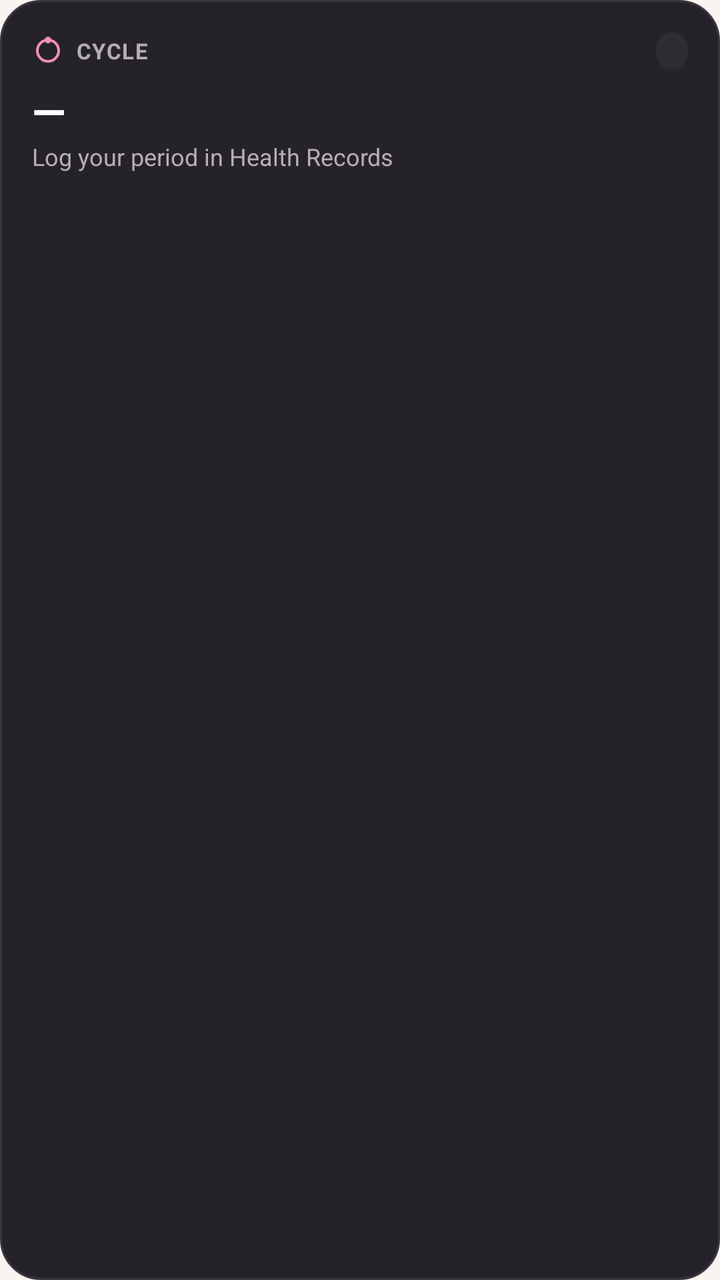
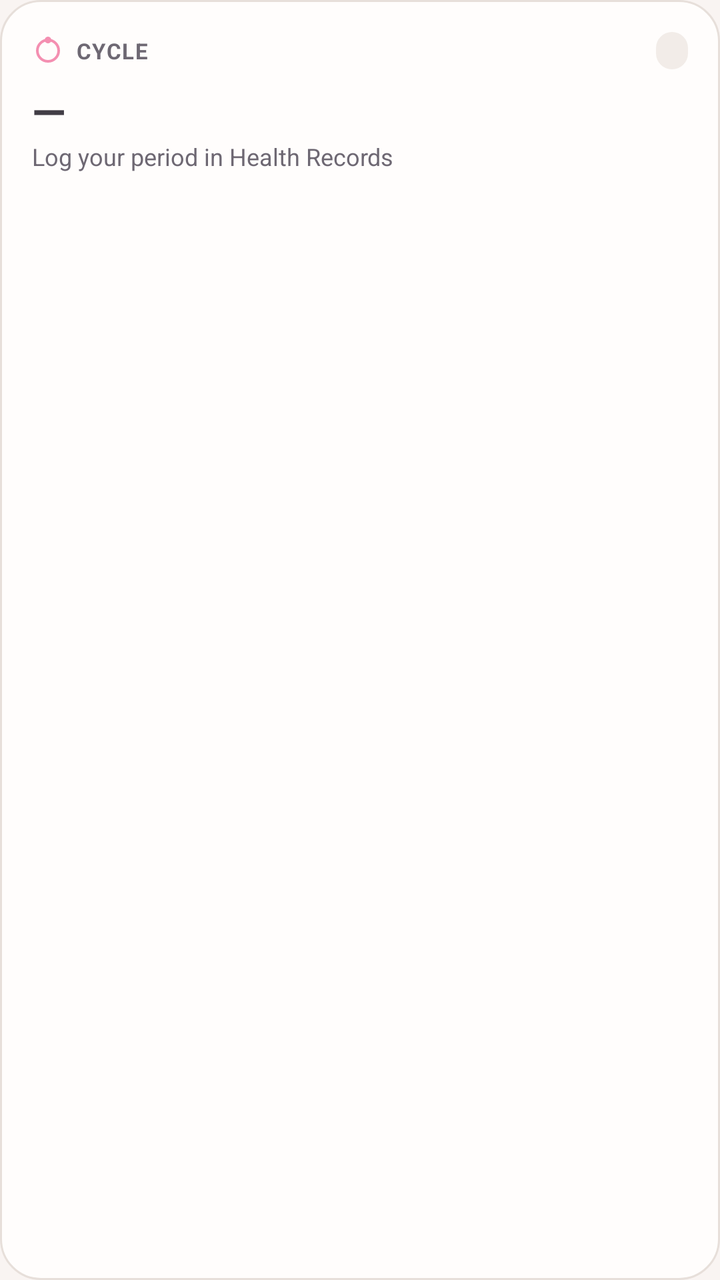

An Android layout rendered at two revisions. The XML below is the earlier revision; the diff shows what the commit changed to produce the second picture.
<!-- AndroidManifest.xml: application theme Theme.Hangry -->
<!-- res/layout/widget_cycle.xml -->
<?xml version="1.0" encoding="utf-8"?>
<LinearLayout xmlns:android="http://schemas.android.com/apk/res/android"
    android:id="@+id/widget_cycle_root"
    android:layout_width="match_parent"
    android:layout_height="match_parent"
    android:background="@drawable/bg_widget_surface"
    android:orientation="vertical"
    android:padding="16dp">

    <LinearLayout
        android:layout_width="match_parent"
        android:layout_height="wrap_content"
        android:gravity="center_vertical"
        android:orientation="horizontal">

        <ImageView
            android:layout_width="16dp"
            android:layout_height="16dp"
            android:src="@drawable/ic_widget_cycle"
            android:contentDescription="@null" />

        <TextView
            android:layout_width="0dp"
            android:layout_height="wrap_content"
            android:layout_marginStart="6dp"
            android:layout_weight="1"
            android:text="@string/widget_layout_cycle"
            android:textColor="#B5AEB8"
            android:textSize="11sp"
            android:textStyle="bold"
            android:letterSpacing="0.05" />

        <TextView
            android:id="@+id/tv_cycle_badge"
            android:layout_width="wrap_content"
            android:layout_height="wrap_content"
            android:background="@drawable/bg_widget_chip"
            android:paddingHorizontal="8dp"
            android:paddingVertical="2dp"
            android:text=""
            android:textColor="#F48FB1"
            android:textSize="11sp"
            android:textStyle="bold" />
    </LinearLayout>

    <TextView
        android:id="@+id/tv_cycle_day"
        android:layout_width="wrap_content"
        android:layout_height="wrap_content"
        android:layout_marginTop="6dp"
        android:ellipsize="end"
        android:maxLines="1"
        android:text="—"
        android:textColor="#FFFFFF"
        android:textSize="22sp"
        android:textStyle="bold" />

    <TextView
        android:id="@+id/tv_cycle_subtitle"
        android:layout_width="wrap_content"
        android:layout_height="wrap_content"
        android:layout_marginTop="0dp"
        android:ellipsize="end"
        android:maxLines="2"
        android:text="@string/widget_layout_log_your_period_in_health_records"
        android:textColor="#B5AEB8"
        android:textSize="12sp" />
</LinearLayout>
<!-- resources referenced by this layout -->
<resources>
  <!-- drawable bg_widget_chip (drawable) -->
  <?xml version="1.0" encoding="utf-8"?>
  <shape xmlns:android="http://schemas.android.com/apk/res/android"
      android:shape="rectangle">
      <solid android:color="#2F2C33" />
      <corners android:radius="12dp" />
  </shape>
  <!-- drawable bg_widget_surface (drawable) -->
  <?xml version="1.0" encoding="utf-8"?>
  <shape xmlns:android="http://schemas.android.com/apk/res/android"
      android:shape="rectangle">
      <solid android:color="#252329" />
      <corners android:radius="20dp" />
      <stroke
          android:width="1dp"
          android:color="#3A363F" />
  </shape>
  <!-- drawable ic_widget_cycle (drawable) -->
  <vector xmlns:android="http://schemas.android.com/apk/res/android"
      android:width="24dp"
      android:height="24dp"
      android:viewportWidth="24"
      android:viewportHeight="24">
      <path
          android:fillColor="#00000000"
          android:strokeColor="#F48FB1"
          android:strokeWidth="2"
          android:pathData="M12,4a8,8 0 1,1 0,16a8,8 0 1,1 0,-16z" />
      <path
          android:fillColor="#F48FB1"
          android:pathData="M12,1.5a2.5,2.5 0 1,1 0,5a2.5,2.5 0 1,1 0,-5z" />
  </vector>
  <string name="widget_layout_cycle">CYCLE</string>
  <string name="widget_layout_log_your_period_in_health_records">Log your period in Health Records</string>
  <style name="Theme.Hangry" parent="android:Theme.Material.NoActionBar">
          <item name="android:windowBackground">@color/brand_cream</item>
          <item name="android:statusBarColor">@android:color/transparent</item>
          <item name="android:navigationBarColor">@android:color/transparent</item>
          <item name="android:windowLightStatusBar">true</item>
          <item name="android:windowLightNavigationBar">true</item>
      </style>
  <color name="brand_cream">#FFF9F4F2</color>
</resources>

<!-- the commit's change to res/layout/widget_cycle.xml (unified diff, before → after) -->
@@ -25,7 +25,7 @@
             android:layout_marginStart="6dp"
             android:layout_weight="1"
             android:text="@string/widget_layout_cycle"
-            android:textColor="#B5AEB8"
+            android:textColor="@color/widget_text_secondary"
             android:textSize="11sp"
             android:textStyle="bold"
             android:letterSpacing="0.05" />
@@ -38,7 +38,7 @@
             android:paddingHorizontal="8dp"
             android:paddingVertical="2dp"
             android:text=""
-            android:textColor="#F48FB1"
+            android:textColor="@color/widget_pink"
             android:textSize="11sp"
             android:textStyle="bold" />
     </LinearLayout>
@@ -51,7 +51,7 @@
         android:ellipsize="end"
         android:maxLines="1"
         android:text="—"
-        android:textColor="#FFFFFF"
+        android:textColor="@color/widget_text"
         android:textSize="22sp"
         android:textStyle="bold" />
 
@@ -63,6 +63,6 @@
         android:ellipsize="end"
         android:maxLines="2"
         android:text="@string/widget_layout_log_your_period_in_health_records"
-        android:textColor="#B5AEB8"
+        android:textColor="@color/widget_text_secondary"
         android:textSize="12sp" />
 </LinearLayout>
<!-- resource entries referenced after the edit -->
@@ -1,21 +1,24 @@
 <!-- resources referenced by this layout -->
 <resources>
+  <color name="widget_pink">#F48FB1</color>
+  <color name="widget_text">#FFFFFF</color>
+  <color name="widget_text_secondary">#B5AEB8</color>
   <!-- drawable bg_widget_chip (drawable) -->
   <?xml version="1.0" encoding="utf-8"?>
   <shape xmlns:android="http://schemas.android.com/apk/res/android"
       android:shape="rectangle">
-      <solid android:color="#2F2C33" />
+      <solid android:color="@color/widget_track" />
       <corners android:radius="12dp" />
   </shape>
   <!-- drawable bg_widget_surface (drawable) -->
   <?xml version="1.0" encoding="utf-8"?>
   <shape xmlns:android="http://schemas.android.com/apk/res/android"
       android:shape="rectangle">
-      <solid android:color="#252329" />
+      <solid android:color="@color/widget_surface" />
       <corners android:radius="20dp" />
       <stroke
           android:width="1dp"
-          android:color="#3A363F" />
+          android:color="@color/widget_outline" />
   </shape>
   <!-- drawable ic_widget_cycle (drawable) -->
   <vector xmlns:android="http://schemas.android.com/apk/res/android"
@@ -41,6 +44,9 @@
           <item name="android:windowLightStatusBar">true</item>
           <item name="android:windowLightNavigationBar">true</item>
       </style>
+  <color name="widget_track">#2F2C33</color>
+  <color name="widget_surface">#252329</color>
+  <color name="widget_outline">#3A363F</color>
   <color name="brand_cream">#FFF9F4F2</color>
 </resources>
 
